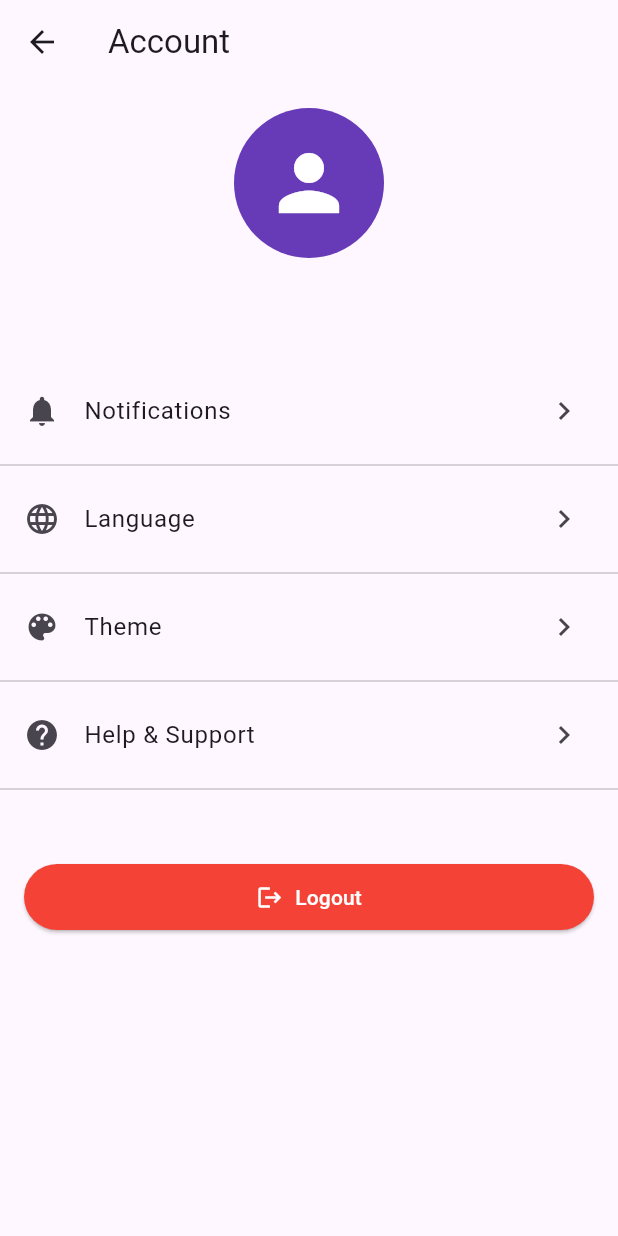
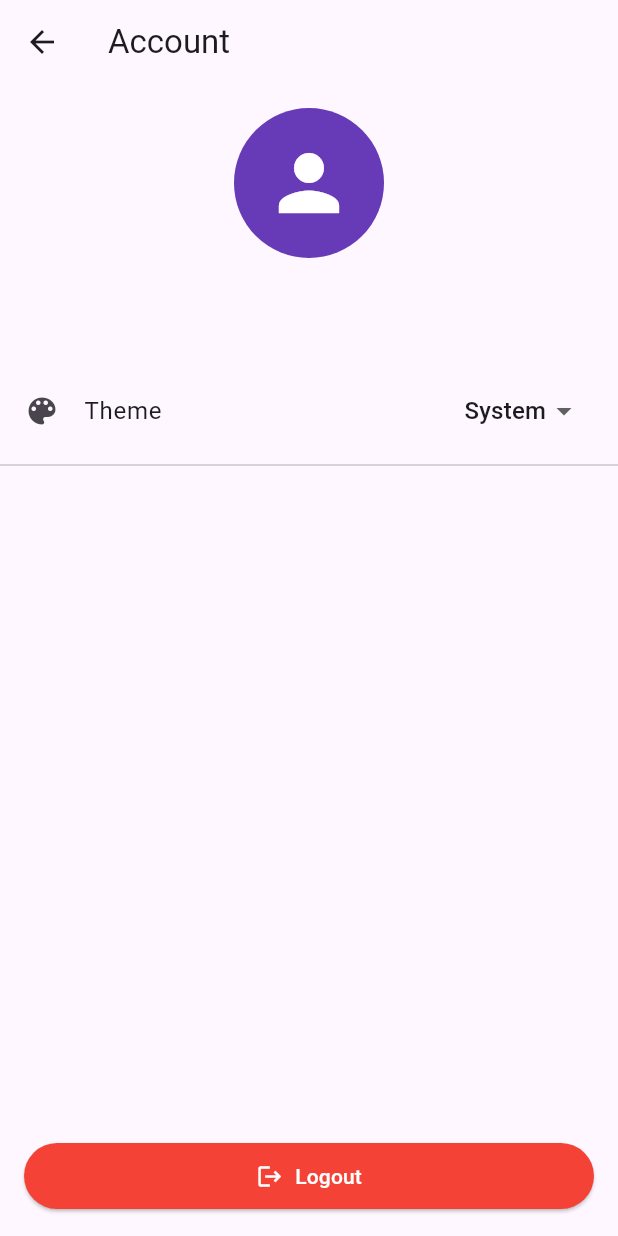
Before and after one commit to LebakasHans/WMC_SplitApp, a Flutter app: the AccountPage screen opened directly, on a phone screen of 412 x 824 dp. Run offline on Flutter 3.47's test engine with Material 3 defaults, Android fonts, the phone set to English and light mode, and no system bars; our stand-ins replace dio, flutter_dotenv, flutter_secure_storage, fluttertoast; accounts and stored records are empty.

Commit message:
add theme

```diff
--- a/lib/pages/account_page.dart
+++ b/lib/pages/account_page.dart
@@ -1,6 +1,8 @@
 import 'package:flutter/material.dart';
 import 'package:flutter_secure_storage/flutter_secure_storage.dart';
+import 'package:provider/provider.dart';
 import 'package:split_app/pages/login_page.dart';
+import 'package:split_app/providers/theme_provider.dart';
 
 class AccountPage extends StatefulWidget {
   const AccountPage({super.key});
@@ -54,9 +56,17 @@ class _AccountPageState extends State<AccountPage> {
       return const Scaffold(body: Center(child: CircularProgressIndicator()));
     }
 
+    final themeProvider = Provider.of<ThemeProvider>(context);
+    final currentThemeMode = themeProvider.themeModeToString(
+      themeProvider.themeMode,
+    );
+
     return Scaffold(
       appBar: AppBar(title: const Text('Account')),
-      body: SingleChildScrollView(
+      body: Column(
+        children: [
+          Expanded(
+            child: SingleChildScrollView(
               child: Column(
                 children: [
                   // User profile section
@@ -67,7 +77,11 @@ class _AccountPageState extends State<AccountPage> {
                         const CircleAvatar(
                           radius: 50,
                           backgroundColor: Colors.deepPurple,
-                    child: Icon(Icons.person, size: 60, color: Colors.white),
+                          child: Icon(
+                            Icons.person,
+                            size: 60,
+                            color: Colors.white,
+                          ),
                         ),
                         const SizedBox(height: 16),
                         Text(
@@ -82,38 +96,38 @@ class _AccountPageState extends State<AccountPage> {
                     ),
                   ),
 
-            // Settings/preferences (placeholders)
-            const ListTile(
-              leading: Icon(Icons.notifications),
-              title: Text('Notifications'),
-              trailing: Icon(Icons.chevron_right),
+                  ListTile(
+                    leading: const Icon(Icons.color_lens),
+                    title: const Text('Theme'),
+                    trailing: DropdownButton<String>(
+                      value: currentThemeMode,
+                      underline: Container(), // Remove default underline
+                      onChanged: (String? newValue) {
+                        if (newValue != null) {
+                          themeProvider.setThemeMode(newValue);
+                        }
+                      },
+                      items:
+                          <String>[
+                            'light',
+                            'dark',
+                            'system',
+                          ].map<DropdownMenuItem<String>>((String value) {
+                            String displayText =
+                                value[0].toUpperCase() + value.substring(1);
+                            return DropdownMenuItem<String>(
+                              value: value,
+                              child: Text(displayText),
+                            );
+                          }).toList(),
+                    ),
                   ),
                   const Divider(),
+                ],
+              ),
+            ),
+          ),
 
-            const ListTile(
-              leading: Icon(Icons.language),
-              title: Text('Language'),
-              trailing: Icon(Icons.chevron_right),
-            ),
-            const Divider(),
-
-            const ListTile(
-              leading: Icon(Icons.color_lens),
-              title: Text('Theme'),
-              trailing: Icon(Icons.chevron_right),
-            ),
-            const Divider(),
-
-            const ListTile(
-              leading: Icon(Icons.help),
-              title: Text('Help & Support'),
-              trailing: Icon(Icons.chevron_right),
-            ),
-            const Divider(),
-
-            const SizedBox(height: 24),
-
-            // Logout button at the bottom
           Padding(
             padding: const EdgeInsets.all(16.0),
             child: SizedBox(
@@ -130,9 +144,7 @@ class _AccountPageState extends State<AccountPage> {
               ),
             ),
           ),
-            const SizedBox(height: 24),
         ],
-        ),
       ),
     );
   }
--- /dev/null
+++ b/lib/providers/theme_provider.dart
@@ -0,0 +1,47 @@
+import 'package:flutter/material.dart';
+import 'package:flutter_secure_storage/flutter_secure_storage.dart';
+
+class ThemeProvider extends ChangeNotifier {
+  final FlutterSecureStorage _secureStorage = const FlutterSecureStorage();
+  ThemeMode _themeMode = ThemeMode.system;
+
+  ThemeProvider() {
+    loadThemePreference();
+  }
+
+  ThemeMode get themeMode => _themeMode;
+
+  Future<void> loadThemePreference() async {
+    final themeString = await _secureStorage.read(key: 'themeMode');
+    setThemeMode(themeString ?? 'system');
+    notifyListeners();
+  }
+
+  void setThemeMode(String themeMode) {
+    switch (themeMode) {
+      case 'light':
+        _themeMode = ThemeMode.light;
+        break;
+      case 'dark':
+        _themeMode = ThemeMode.dark;
+        break;
+      case 'system':
+      default:
+        _themeMode = ThemeMode.system;
+    }
+    _secureStorage.write(key: 'themeMode', value: themeMode);
+    notifyListeners();
+  }
+
+  // Utility method to convert ThemeMode to string
+  String themeModeToString(ThemeMode mode) {
+    switch (mode) {
+      case ThemeMode.light:
+        return 'light';
+      case ThemeMode.dark:
+        return 'dark';
+      case ThemeMode.system:
+        return 'system';
+    }
+  }
+}
--- a/pubspec.yaml
+++ b/pubspec.yaml
@@ -21,6 +21,7 @@ dependencies:
   fluttertoast: ^8.2.12
   flutter_secure_storage: ^9.2.4
   intl: ^0.20.2
+  provider: ^6.0.1
 
 dev_dependencies:
   flutter_test:
```
Also changed, not shown: lib/main.dart (+25 -4 lines). Lines whose indentation alone changed are shown as unchanged.
